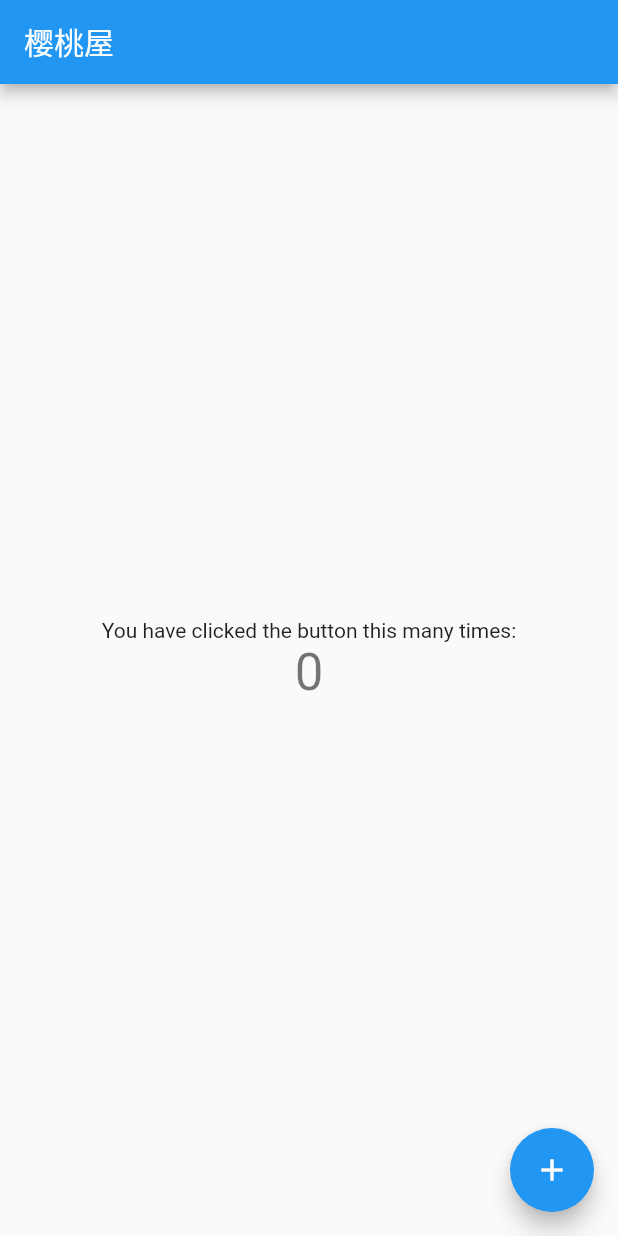
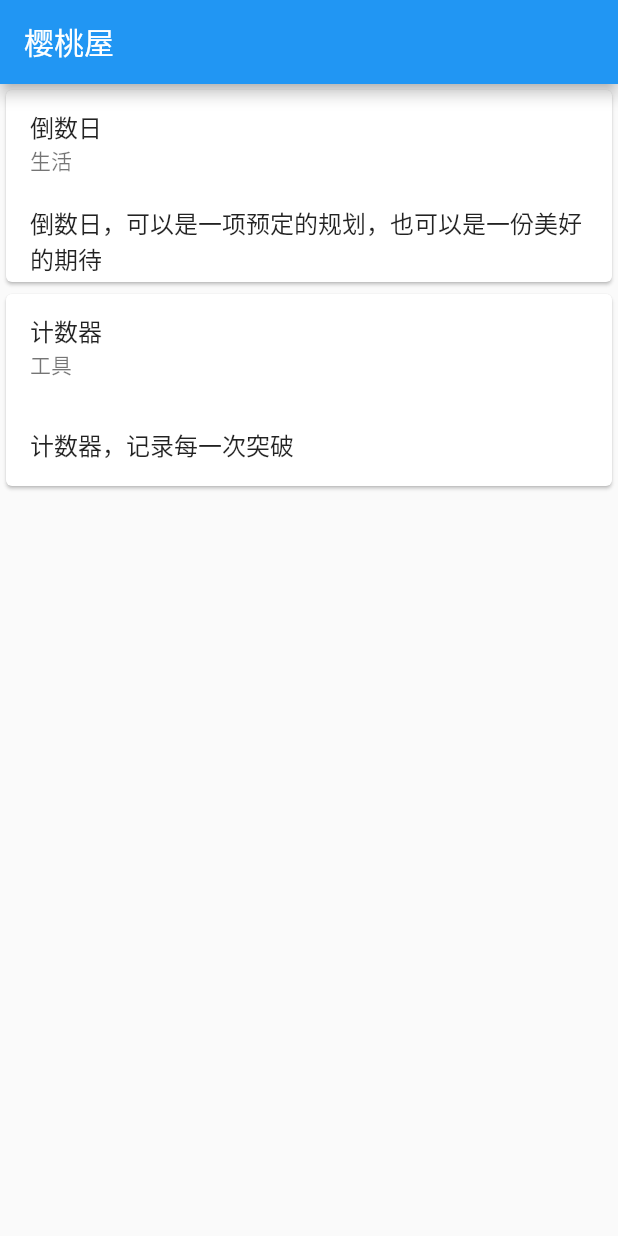
Before and after one commit to taujiong/cherry_home, a Flutter app: the screen it shows after launch, on a phone screen of 412 x 824 dp. Run offline on Flutter 3.47's test engine with Material 2 defaults, Android fonts, the phone set to English and light mode, and no system bars.

Commit message:
feat: add navigation

```diff
--- /dev/null
+++ b/lib/home.dart
@@ -0,0 +1,73 @@
+import 'package:cherry_home/modules/counter/entry.dart';
+import 'package:cherry_home/modules/days-matter/entry.dart';
+import 'package:flutter/material.dart';
+
+class ModuleCard extends StatefulWidget {
+  const ModuleCard({
+    super.key,
+    required this.name,
+    required this.category,
+    required this.description,
+    required this.route,
+  });
+
+  final String name;
+  final String category;
+  final String description;
+  final String route;
+
+  @override
+  State<ModuleCard> createState() => _ModuleCardState();
+}
+
+class _ModuleCardState extends State<ModuleCard> {
+  @override
+  Widget build(BuildContext context) {
+    return GestureDetector(
+      onTap: () => Navigator.pushNamed(
+        context,
+        widget.route,
+      ),
+      child: Card(
+        child: Column(
+          children: [
+            ListTile(
+              title: Text(widget.name),
+              subtitle: Text(widget.category),
+            ),
+            ListTile(
+              title: Text(widget.description),
+            )
+          ],
+        ),
+      ),
+    );
+  }
+}
+
+class HomePage extends StatelessWidget {
+  const HomePage({super.key});
+
+  @override
+  Widget build(BuildContext context) {
+    return Scaffold(
+      appBar: AppBar(title: const Text('樱桃屋')),
+      body: ListView(
+        children: const [
+          ModuleCard(
+            name: '倒数日',
+            category: '生活',
+            description: '倒数日，可以是一项预定的规划，也可以是一份美好的期待',
+            route: DaysMatterPage.routeName,
+          ),
+          ModuleCard(
+            name: '计数器',
+            category: '工具',
+            description: '计数器，记录每一次突破',
+            route: CounterPage.routeName,
+          ),
+        ],
+      ),
+    );
+  }
+}
--- a/lib/main.dart
+++ b/lib/main.dart
@@ -1,3 +1,6 @@
+import 'package:cherry_home/home.dart';
+import 'package:cherry_home/modules/counter/entry.dart';
+import 'package:cherry_home/modules/days-matter/entry.dart';
 import 'package:flutter/material.dart';
 
 void main() {
@@ -7,109 +10,18 @@ void main() {
 class MyApp extends StatelessWidget {
   const MyApp({super.key});
 
-  // This widget is the root of your application.
   @override
   Widget build(BuildContext context) {
     return MaterialApp(
       title: '樱桃屋',
-      theme: ThemeData(
-        // This is the theme of your application.
-        //
-        // Try running your application with "flutter run". You'll see the
-        // application has a blue toolbar. Then, without quitting the app, try
-        // changing the primarySwatch below to Colors.green and then invoke
-        // "hot reload" (press "r" in the console where you ran "flutter run",
-        // or simply save your changes to "hot reload" in a Flutter IDE).
-        // Notice that the counter didn't reset back to zero; the application
-        // is not restarted.
-        primarySwatch: Colors.blue,
-      ),
-      home: const MyHomePage(title: '樱桃屋'),
+      theme: ThemeData.light(),
+      darkTheme: ThemeData.dark(),
+      themeMode: ThemeMode.system,
+      home: const HomePage(),
+      routes: {
+        DaysMatterPage.routeName: (context) => const DaysMatterPage(),
+        CounterPage.routeName: (context) => const CounterPage(),
+      },
     );
   }
 }
-
-class MyHomePage extends StatefulWidget {
-  const MyHomePage({super.key, required this.title});
-
-  // This widget is the home page of your application. It is stateful, meaning
-  // that it has a State object (defined below) that contains fields that affect
-  // how it looks.
-
-  // This class is the configuration for the state. It holds the values (in this
-  // case the title) provided by the parent (in this case the App widget) and
-  // used by the build method of the State. Fields in a Widget subclass are
-  // always marked "final".
-
-  final String title;
-
-  @override
-  State<MyHomePage> createState() => _MyHomePageState();
-}
-
-class _MyHomePageState extends State<MyHomePage> {
-  int _counter = 0;
-
-  void _incrementCounter() {
-    setState(() {
-      // This call to setState tells the Flutter framework that something has
-      // changed in this State, which causes it to rerun the build method below
-      // so that the display can reflect the updated values. If we changed
-      // _counter without calling setState(), then the build method would not be
-      // called again, and so nothing would appear to happen.
-      _counter++;
-    });
-  }
-
-  @override
-  Widget build(BuildContext context) {
-    // This method is rerun every time setState is called, for instance as done
-    // by the _incrementCounter method above.
-    //
-    // The Flutter framework has been optimized to make rerunning build methods
-    // fast, so that you can just rebuild anything that needs updating rather
-    // than having to individually change instances of widgets.
-    return Scaffold(
-      appBar: AppBar(
-        // Here we take the value from the MyHomePage object that was created by
-        // the App.build method, and use it to set our appbar title.
-        title: Text(widget.title),
-      ),
-      body: Center(
-        // Center is a layout widget. It takes a single child and positions it
-        // in the middle of the parent.
-        child: Column(
-          // Column is also a layout widget. It takes a list of children and
-          // arranges them vertically. By default, it sizes itself to fit its
-          // children horizontally, and tries to be as tall as its parent.
-          //
-          // Invoke "debug painting" (press "p" in the console, choose the
-          // "Toggle Debug Paint" action from the Flutter Inspector in Android
-          // Studio, or the "Toggle Debug Paint" command in Visual Studio Code)
-          // to see the wireframe for each widget.
-          //
-          // Column has various properties to control how it sizes itself and
-          // how it positions its children. Here we use mainAxisAlignment to
-          // center the children vertically; the main axis here is the vertical
-          // axis because Columns are vertical (the cross axis would be
-          // horizontal).
-          mainAxisAlignment: MainAxisAlignment.center,
-          children: <Widget>[
-            const Text(
-              'You have clicked the button this many times:',
-            ),
-            Text(
-              '$_counter',
-              style: Theme.of(context).textTheme.headline4,
-            ),
-          ],
-        ),
-      ),
-      floatingActionButton: FloatingActionButton(
-        onPressed: _incrementCounter,
-        tooltip: 'Increment',
-        child: const Icon(Icons.add),
-      ),
-    );
-  }
-}
--- a/pubspec.yaml
+++ b/pubspec.yaml
@@ -3,7 +3,7 @@ description: A new Flutter project.
 
 # The following line prevents the package from being accidentally published to
 # pub.dev using `flutter pub publish`. This is preferred for private packages.
-publish_to: 'none' # Remove this line if you wish to publish to pub.dev
+publish_to: "none" # Remove this line if you wish to publish to pub.dev
 
 # The following defines the version and build number for your application.
 # A version number is three numbers separated by dots, like 1.2.43
@@ -20,7 +20,7 @@ publish_to: 'none' # Remove this line if you wish to publish to pub.dev
 version: 1.0.0+1
 
 environment:
-  sdk: '>=2.18.4 <3.0.0'
+  sdk: ">=2.18.4 <3.0.0"
 
 # Dependencies specify other packages that your package needs in order to work.
 # To automatically upgrade your package dependencies to the latest versions
@@ -31,7 +31,6 @@ environment:
 dependencies:
   flutter:
     sdk: flutter
-
 
   # The following adds the Cupertino Icons font to your application.
   # Use with the CupertinoIcons class for iOS style icons.
@@ -53,7 +52,6 @@ dev_dependencies:
 
 # The following section is specific to Flutter packages.
 flutter:
-
   # The following line ensures that the Material Icons font is
   # included with your application, so that you can use the icons in
   # the material Icons class.
```
Also changed, not shown: lib/modules/counter/entry.dart (added, +48 -0 lines), lib/modules/days-matter/entry.dart (added, +24 -0 lines), pubspec.lock, 1 other file.
